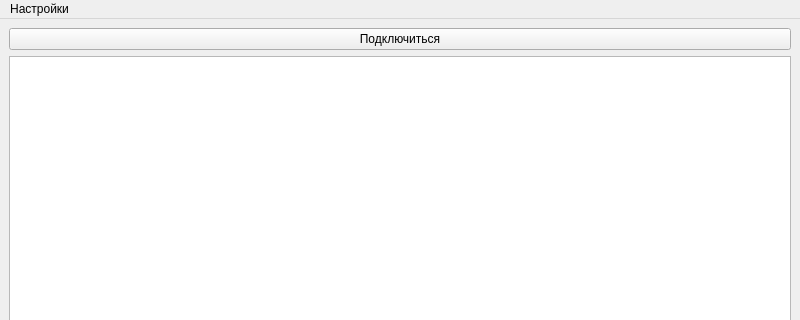
Old version of the form mainwindow.ui in the repository SeegmaEpsilon/QT_RIGOL_RS232; both pictures show x 0 to 800 and y 0 to 320 of the 800 by 600 pixel window.
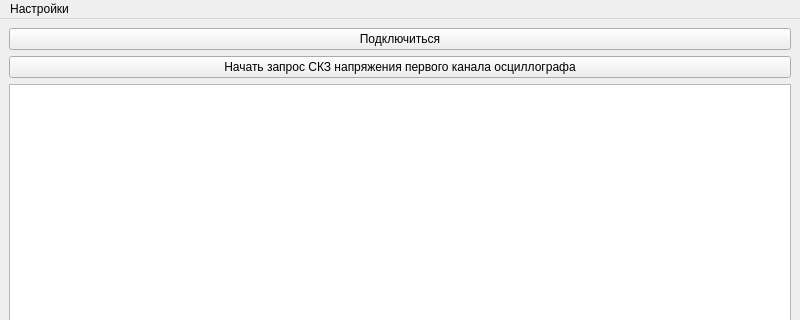
New version of the form.

Commit message: добавлена возможность запрашивать данные по 1 секундному таймеру

```diff
--- a/mainwindow.ui
+++ b/mainwindow.ui
@@ -15,7 +15,7 @@
   </property>
   <widget class="QWidget" name="centralwidget">
    <layout class="QGridLayout" name="gridLayout">
-    <item row="1" column="0">
+    <item row="2" column="0">
      <widget class="QTextEdit" name="console">
       <property name="readOnly">
        <bool>true</bool>
@@ -29,6 +29,13 @@
       </property>
      </widget>
     </item>
+    <item row="1" column="0">
+     <widget class="QPushButton" name="pushButton_get_RMS_V">
+      <property name="text">
+       <string>Начать запрос СКЗ напряжения первого канала осциллографа</string>
+      </property>
+     </widget>
+    </item>
    </layout>
   </widget>
   <widget class="QMenuBar" name="menubar">
```
The commit also changes 2 other files.
